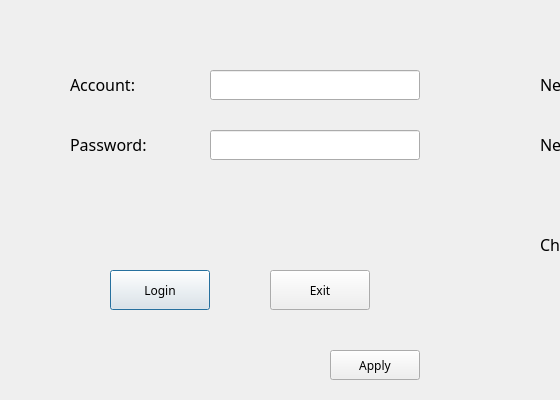
This is dialog.ui in LiHanyang/LittleSecret as Qt 5 draws it before an edit; both pictures show x 0 to 560 and y 0 to 400 of the 999 by 400 pixel window. The edited form follows.
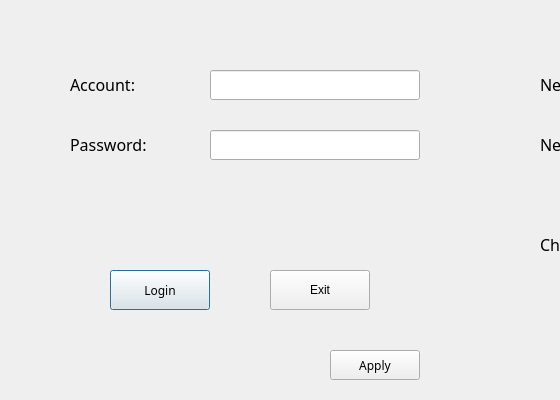
This is the edited form.

The edit to the form file:
```diff
--- a/dialog.ui
+++ b/dialog.ui
@@ -13,6 +13,9 @@
   <property name="windowTitle">
    <string>Dialog</string>
   </property>
+  <property name="styleSheet">
+   <string notr="true"/>
+  </property>
   <widget class="QPushButton" name="loginButton">
    <property name="geometry">
     <rect>
@@ -42,9 +45,12 @@
    </property>
    <property name="font">
     <font>
-     <family>Source Code Pro</family>
+     <family>Segoe UI</family>
     </font>
    </property>
+   <property name="styleSheet">
+    <string notr="true"/>
+   </property>
    <property name="text">
     <string>Exit</string>
    </property>
```
Left out of the diff: 6 changed lines with no effect on the pictures.
